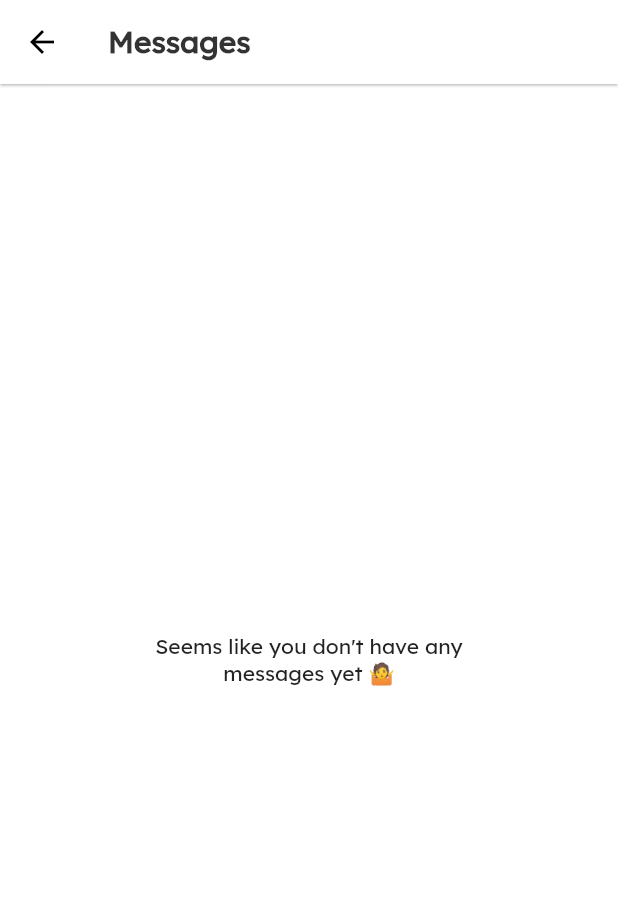
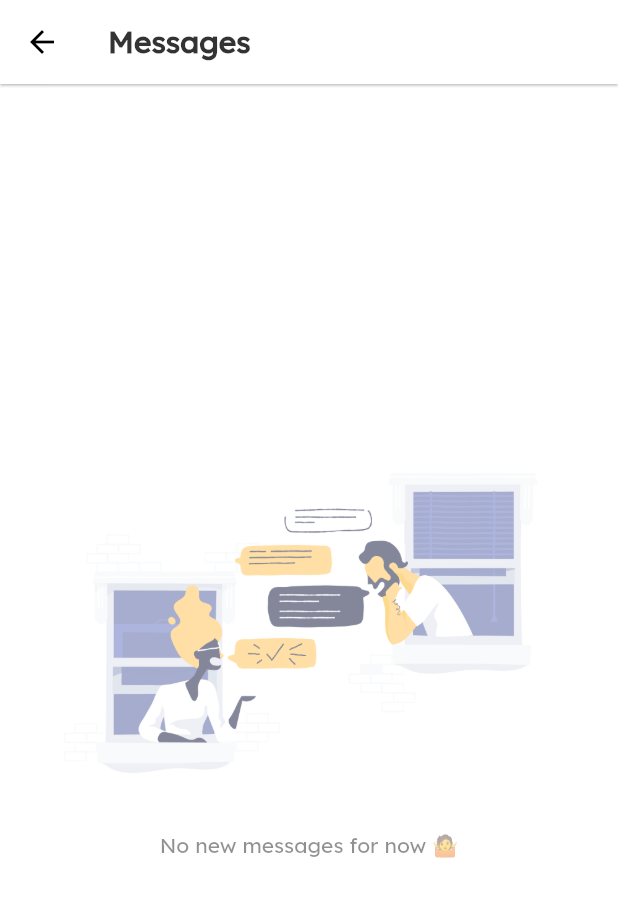
Before and after one commit to MingSern/Gig, a Flutter app: the ChatScreen screen opened directly, on a phone screen of 412 x 824 dp. Shown: the top 897 px of the screen. Run offline on Flutter 3.47's test engine with Material 2 defaults, Android fonts, the phone set to English and light mode, and no system bars; our stand-ins replace cached_network_image, cloud_firestore, firebase_auth, firebase_messaging, firebase_storage, image_picker; accounts and stored records are empty.

Commit message:
feat(UI/UX) : Added empty state

```diff
--- /dev/null
+++ b/lib/components/empty_state.dart
@@ -0,0 +1,39 @@
+import 'package:flutter/material.dart';
+
+class EmptyState extends StatelessWidget {
+  final String imagePath;
+  final String message;
+
+  EmptyState({
+    @required this.imagePath,
+    @required this.message,
+  });
+
+  @override
+  Widget build(BuildContext context) {
+    return Opacity(
+      opacity: 0.5,
+      child: Center(
+        child: Column(
+          mainAxisSize: MainAxisSize.max,
+          mainAxisAlignment: MainAxisAlignment.center,
+          children: <Widget>[
+            AspectRatio(
+              aspectRatio: 2.5 / 1.5,
+              child: Image(
+                image: AssetImage(this.imagePath),
+              ),
+            ),
+            Padding(
+              padding: const EdgeInsets.symmetric(vertical: 15.0, horizontal: 60),
+              child: Text(
+                this.message,
+                textAlign: TextAlign.center,
+              ),
+            ),
+          ],
+        ),
+      ),
+    );
+  }
+}
--- a/lib/screens/chat/ChatScreen.dart
+++ b/lib/screens/chat/ChatScreen.dart
@@ -1,4 +1,5 @@
 import 'package:Gig/components/chat_tile.dart';
+import 'package:Gig/components/empty_state.dart';
 import 'package:Gig/models/chat_room.dart';
 import 'package:cloud_firestore/cloud_firestore.dart';
 import 'package:flutter/material.dart';
@@ -36,15 +37,9 @@ class ChatScreen extends StatelessWidget {
           }
 
           if (snapshot.data.documents.length == 0) {
-            return Center(
-              child: Column(
-                mainAxisSize: MainAxisSize.max,
-                mainAxisAlignment: MainAxisAlignment.center,
-                children: <Widget>[
-                  Text("Seems like you don't have any"),
-                  Text("messages yet 🤷"),
-                ],
-              ),
+            return EmptyState(
+              imagePath: "assets/empty_message.png",
+              message: "No new messages for now 🤷",
             );
           }
 
```
Also changed, not shown: lib/components/big_card.dart (+7 -1 lines), lib/screens/home/Employer/home_screen.dart (+4 -10 lines), lib/screens/home/job_info_screen.dart (+0 -9 lines), lib/screens/home/search_jobs_screen.dart (+11 -1 lines), lib/screens/list/list_screen.dart (+8 -18 lines), lib/screens/profile/profile_screen.dart (+4 -12 lines), pubspec.yaml (+6 -3 lines), assets/empty_chat.png (added), assets/empty_list.png (added), assets/empty_message.png (added), assets/empty_post.png (added), assets/empty_profile.png (added).
